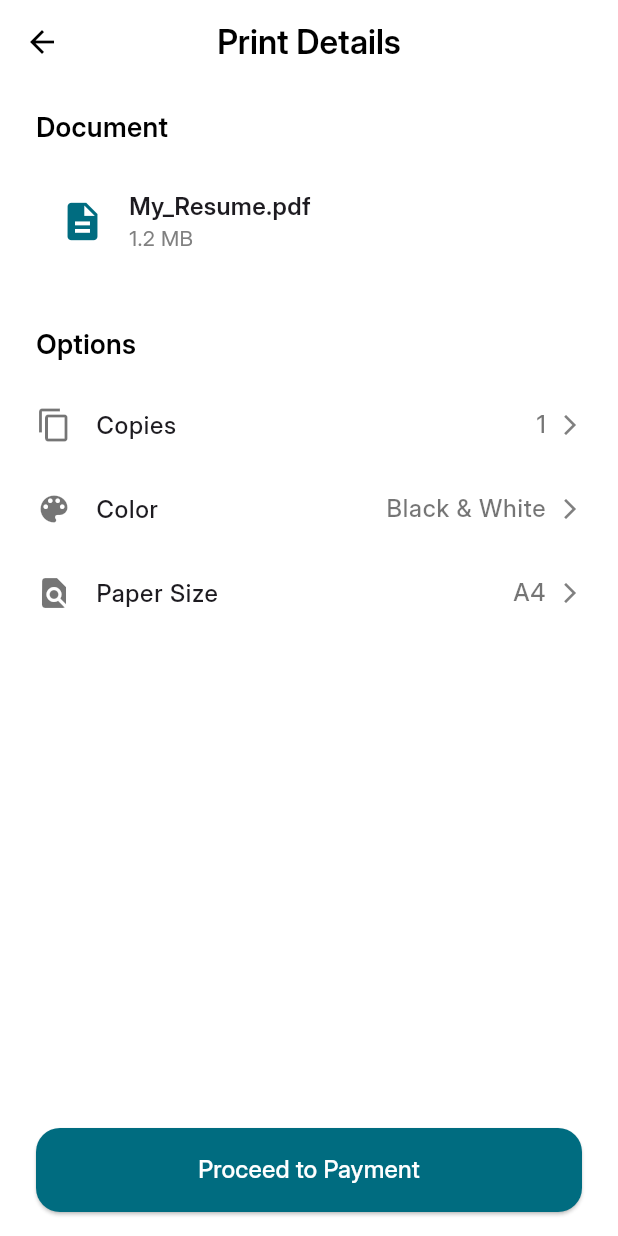
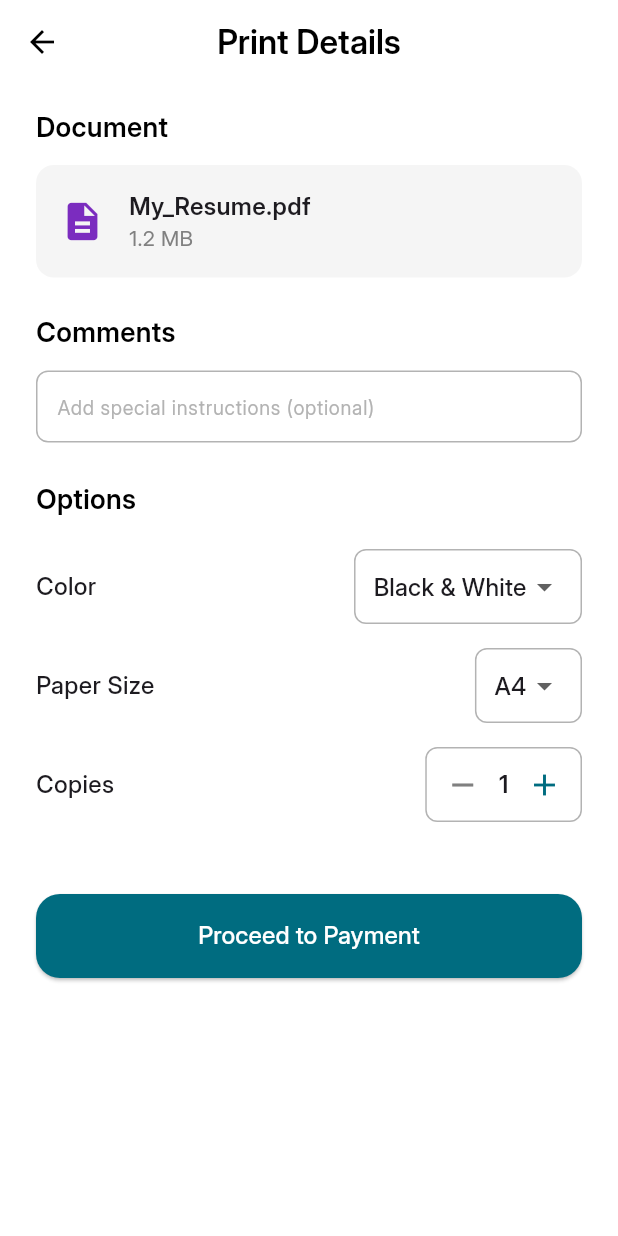
Before and after one commit to Hardikdhull/ClickPick, a Flutter app: the DetailsScreen screen opened directly, on a phone screen of 412 x 824 dp. Run offline on Flutter 3.47's test engine with Material 3 defaults, Android fonts, the phone set to English and light mode, and no system bars; our stand-ins replace dotted_border.

Commit message:
added and changes screens

```diff
--- a/frontend/lib/screens/Details_screen.dart
+++ b/frontend/lib/screens/Details_screen.dart
@@ -1,31 +1,69 @@
-import 'package:clickpic/constants/colors.dart' show AppColors;
-import 'package:clickpic/widgets/print_row.dart';
+import 'package:flutter/material.dart';
+import 'package:clickpic/constants/colors.dart';
 import 'package:clickpic/widgets/custom_button.dart';
-import 'package:flutter/material.dart';
+import 'package:clickpic/widgets/custom_text_field.dart';
+import 'package:clickpic/screens/checkout_screen.dart';
 
-
-class DetailsScreen extends StatelessWidget {
-  const DetailsScreen ({super.key});
+class DetailsScreen extends StatefulWidget {
+  const DetailsScreen({super.key});
 
   @override
+  State<DetailsScreen> createState() => _PrintDetailsScreenState();
+}
+
+class _PrintDetailsScreenState extends State<DetailsScreen> {
+  // --- State Variables ---
+  // These will store the user's selections.
+  String _selectedColor = 'Black & White';
+  String _selectedPageSize = 'A4';
+  int _copyCount = 1;
+  final _commentController = TextEditingController();
+
+  final List<String> _colorOptions = ['Black & White', 'Colored'];
+  final List<String> _pageSizeOptions = ['A1', 'A2', 'A3', 'A4', 'A5'];
+
+  @override
+  void dispose() {
+    _commentController.dispose();
+    super.dispose();
+  }
+
+  // --- Helper Methods for Copy Counter ---
+  void _incrementCopies() {
+    setState(() {
+      _copyCount++;
+    });
+  }
+
+  void _decrementCopies() {
+    if (_copyCount > 1) {
+      setState(() {
+        _copyCount--;
+      });
+    }
+  }
+
+  // --- Build Method ---
+  @override
   Widget build(BuildContext context) {
-    // TODO: implement build
     return Scaffold(
       backgroundColor: Colors.white,
       appBar: AppBar(
-        leading: const Icon(Icons.arrow_back, color: Colors.black ),
+        leading: const Icon(Icons.arrow_back, color: Colors.black),
         title: const Text(
           'Print Details',
-          style: TextStyle(color : Colors.black, fontWeight: FontWeight.bold),
+          style: TextStyle(color: Colors.black, fontWeight: FontWeight.bold),
         ),
         backgroundColor: Colors.white,
         elevation: 0,
         centerTitle: true,
       ),
-      body: Padding(padding: const EdgeInsets.symmetric(horizontal: 24.0, vertical: 16.0),
+      body: SingleChildScrollView( // Added to prevent overflow
+        padding: const EdgeInsets.symmetric(horizontal: 24.0, vertical: 16.0),
         child: Column(
           crossAxisAlignment: CrossAxisAlignment.start,
           children: [
+            // --- Document Preview Section (Unchanged) ---
             const Text(
               'Document',
               style: TextStyle(fontSize: 18, fontWeight: FontWeight.bold, color: Colors.black),
@@ -34,56 +72,90 @@ class DetailsScreen extends StatelessWidget {
             Container(
               padding: const EdgeInsets.all(16),
               decoration: BoxDecoration(
-                color: Colors.white,
+                color: Colors.grey.shade100,
                 borderRadius: BorderRadius.circular(12),
               ),
               child: const Row(
                 children: [
-                  Icon(Icons.description, color: AppColors.primary, size: 30),
+                  Icon(Icons.description, color: AppColors.purple, size: 30),
                   SizedBox(width: 16),
                   Column(
                     crossAxisAlignment: CrossAxisAlignment.start,
                     children: [
                       Text(
-                        'My_Resume.pdf',
+                        'My_Resume.pdf', // Placeholder
                         style: TextStyle(fontWeight: FontWeight.bold, fontSize: 16),
                       ),
                       Text('1.2 MB', style: TextStyle(color: AppColors.gray)),
                     ],
                   ),
-
                 ],
               ),
             ),
-            const SizedBox(height: 32),
+            const SizedBox(height: 24),
+
+            // --- Comments Section (New) ---
+            const Text(
+              'Comments',
+              style: TextStyle(fontSize: 18, fontWeight: FontWeight.bold, color: Colors.black),
+            ),
+            const SizedBox(height: 12),
+            CustomTextField(
+              controller: _commentController,
+              hintText: 'Add special instructions (optional)',
+              keyboardType: TextInputType.text,
+              width: double.infinity,
+            ),
+            const SizedBox(height: 24),
+
+            // --- Options Section (Updated) ---
             const Text(
               'Options',
               style: TextStyle(fontSize: 18, fontWeight: FontWeight.bold, color: Colors.black),
             ),
             const SizedBox(height: 12),
-            PrintRow(
-              icon: Icons.copy,
-              title: 'Copies',
-              value: '1',
-              onTap: () {},
+
+            // Color Selection
+            _buildDropdownRow(
+              title: 'Color',
+              value: _selectedColor,
+              items: _colorOptions,
+              onChanged: (newValue) {
+                if (newValue != null) {
+                  setState(() {
+                    _selectedColor = newValue;
+                  });
+                }
+              },
             ),
-            PrintRow(
-              icon: Icons.color_lens,
-              title: 'Color',
-              value: 'Black & White',
-              onTap: () {},
+
+            // Page Size Selection
+            _buildDropdownRow(
+              title: 'Paper Size',
+              value: _selectedPageSize,
+              items: _pageSizeOptions,
+              onChanged: (newValue) {
+                if (newValue != null) {
+                  setState(() {
+                    _selectedPageSize = newValue;
+                  });
+                }
+              },
             ),
-            PrintRow(
-              icon: Icons.find_in_page,
-              title: 'Paper Size',
-              value: 'A4',
-              onTap: () {},
-            ),
-            const Spacer(),
+
+            // Copy Counter
+            _buildCopyCounterRow(),
+
+            const SizedBox(height: 40), // Spacing before the button
+
+            // --- Proceed Button (Unchanged) ---
             CustomButton(
               text: 'Proceed to Payment',
               onTap: () {
-                // TODO: Handle navigation to payment or cart
+                Navigator.push(
+                  context,
+                  MaterialPageRoute(builder: (context) => const CheckoutScreen()),
+                );
               },
             ),
           ],
@@ -91,4 +163,86 @@ class DetailsScreen extends StatelessWidget {
       ),
     );
   }
+
+  // --- Helper Widgets for Building Rows ---
+
+  // A generic builder for the dropdown rows
+  Widget _buildDropdownRow({
+    required String title,
+    required String value,
+    required List<String> items,
+    required ValueChanged<String?> onChanged,
+  }) {
+    return Padding(
+      padding: const EdgeInsets.symmetric(vertical: 8.0),
+      child: Row(
+        mainAxisAlignment: MainAxisAlignment.spaceBetween,
+        children: [
+          Text(
+            title,
+            style: const TextStyle(fontSize: 16, fontWeight: FontWeight.w500),
+          ),
+          Container(
+            padding: const EdgeInsets.symmetric(horizontal: 12.0),
+            decoration: BoxDecoration(
+              borderRadius: BorderRadius.circular(8.0),
+              border: Border.all(color: AppColors.Light_gray, width: 1),
+            ),
+            child: DropdownButtonHideUnderline(
+              child: DropdownButton<String>(
+                value: value,
+                items: items.map((String item) {
+                  return DropdownMenuItem<String>(
+                    value: item,
+                    child: Text(item),
+                  );
+                }).toList(),
+                onChanged: onChanged,
+              ),
+            ),
+          ),
+        ],
+      ),
+    );
+  }
+
+  // A specific builder for the copy counter
+  Widget _buildCopyCounterRow() {
+    return Padding(
+      padding: const EdgeInsets.symmetric(vertical: 8.0),
+      child: Row(
+        mainAxisAlignment: MainAxisAlignment.spaceBetween,
+        children: [
+          const Text(
+            'Copies',
+            style: TextStyle(fontSize: 16, fontWeight: FontWeight.w500),
+          ),
+          Container(
+            decoration: BoxDecoration(
+              borderRadius: BorderRadius.circular(8.0),
+              border: Border.all(color: AppColors.Light_gray, width: 1),
+            ),
+            child: Row(
+              children: [
+                IconButton(
+                  icon: const Icon(Icons.remove),
+                  onPressed: _decrementCopies,
+                  color: AppColors.gray,
+                ),
+                Text(
+                  '$_copyCount',
+                  style: const TextStyle(fontSize: 16, fontWeight: FontWeight.bold),
+                ),
+                IconButton(
+                  icon: const Icon(Icons.add),
+                  onPressed: _incrementCopies,
+                  color: AppColors.primary,
+                ),
+              ],
+            ),
+          ),
+        ],
+      ),
+    );
+  }
 }
```
Also changed, not shown: frontend/lib/screens/checkout_screen.dart (added, +116 -0 lines).
